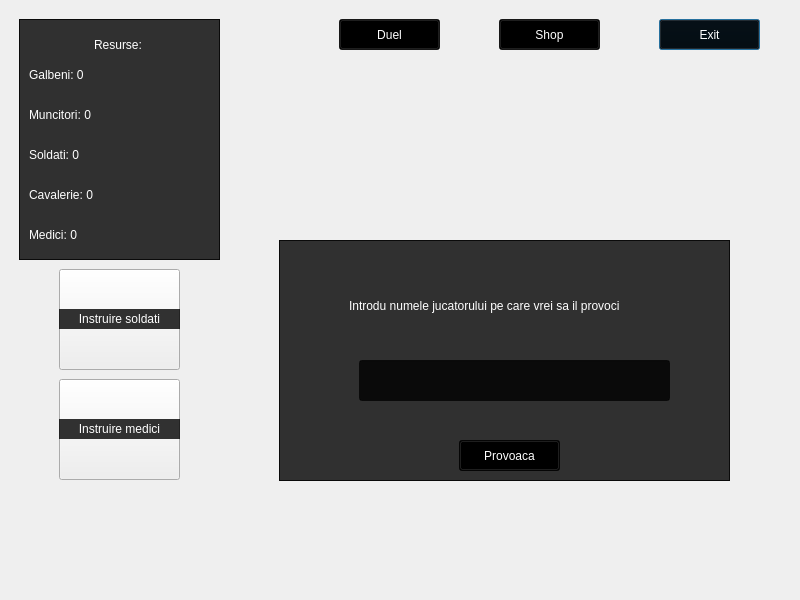
Old version of the form ACL/AncientClient/windowadunare.ui in the repository marcu26/POO_proiect.
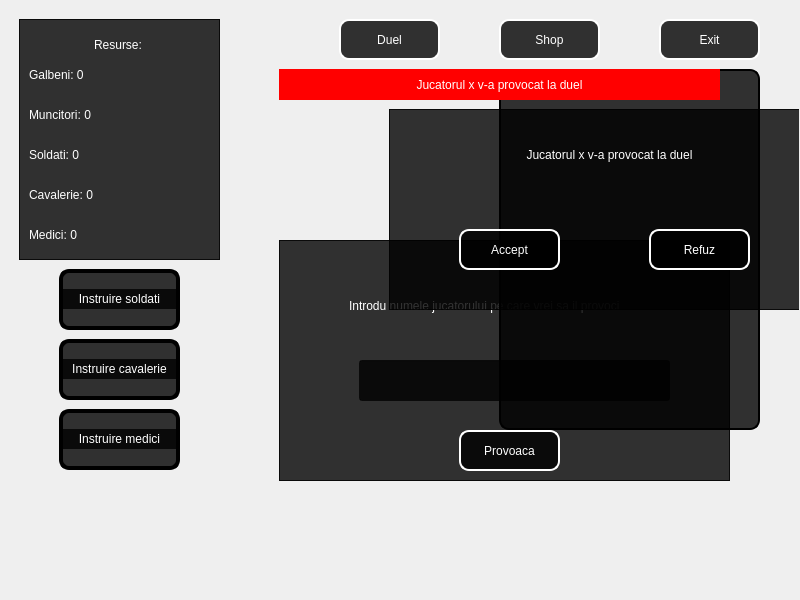
New version of the form. Icons and pictures are not drawn.

The edit to the form file:
```diff
--- a/ACL/AncientClient/windowadunare.ui
+++ b/ACL/AncientClient/windowadunare.ui
@@ -35,7 +35,7 @@
     </rect>
    </property>
    <property name="styleSheet">
-    <string notr="true">   .QWidget{background-image:url( C:/Users/marcu/Desktop/ACL/AncientClient/Media/poza1.jpg); background-position: center; }</string>
+    <string notr="true"/>
    </property>
    <widget class="QFrame" name="frame">
     <property name="geometry">
@@ -164,12 +164,15 @@
       <x>660</x>
       <y>20</y>
       <width>101</width>
-      <height>31</height>
+      <height>41</height>
      </rect>
     </property>
     <property name="styleSheet">
      <string notr="true">color: rgb(255, 255, 255);
-background-color: rgba(0, 0, 0,80%);</string>
+background-color: rgba(0, 0, 0,80%);
+border-style: solid;
+border-width: 2px;
+border-radius: 10px;</string>
     </property>
     <property name="text">
      <string>Exit</string>
@@ -181,29 +184,35 @@
       <x>500</x>
       <y>20</y>
       <width>101</width>
-      <height>31</height>
+      <height>41</height>
      </rect>
     </property>
     <property name="styleSheet">
      <string notr="true">color: rgb(255, 255, 255);
-background-color: rgba(0, 0, 0,80%);</string>
+background-color: rgba(0, 0, 0,80%);
+border-style: solid;
+border-width: 2px;
+border-radius: 10px;</string>
     </property>
     <property name="text">
      <string>Shop</string>
     </property>
    </widget>
-   <widget class="QPushButton" name="Provoaca">
+   <widget class="QPushButton" name="Duel">
     <property name="geometry">
      <rect>
       <x>340</x>
       <y>20</y>
       <width>101</width>
-      <height>31</height>
+      <height>41</height>
      </rect>
     </property>
     <property name="styleSheet">
      <string notr="true">color: rgb(255, 255, 255);
-background-color: rgba(0, 0, 0,80%);</string>
+background-color: rgba(0, 0, 0,80%);
+border-style: solid;
+border-width: 2px;
+border-radius: 10px;</string>
     </property>
     <property name="text">
      <string>Duel</string>
@@ -240,18 +249,21 @@
       <string notr="true">color:rgb(255,255,255)</string>
      </property>
     </widget>
-    <widget class="QPushButton" name="Shop_2">
+    <widget class="QPushButton" name="Provoaca">
      <property name="geometry">
       <rect>
        <x>180</x>
-       <y>200</y>
+       <y>190</y>
        <width>101</width>
-       <height>31</height>
+       <height>41</height>
       </rect>
      </property>
      <property name="styleSheet">
       <string notr="true">color: rgb(255, 255, 255);
-background-color: rgba(0, 0, 0,80%);</string>
+background-color: rgba(0, 0, 0,80%);
+border-style: solid;
+border-width: 2px;
+border-radius: 10px;</string>
      </property>
      <property name="text">
       <string>Provoaca</string>
@@ -281,7 +293,7 @@
       <x>60</x>
       <y>270</y>
       <width>121</width>
-      <height>101</height>
+      <height>61</height>
      </rect>
     </property>
     <property name="font">
@@ -290,9 +302,12 @@
      </font>
     </property>
     <property name="styleSheet">
-     <string notr="true">color: rgb(0, 0, 0);
-background-image:url(C:/Users/marcu/Desktop/ACL/AncientClient/Media/poza4.jpg);
-</string>
+     <string notr="true">
+background-color: rgba(0, 0, 0,80%);
+border-style: solid;
+border-width: 4px;
+border-radius: 10px;
+border-color:black;</string>
     </property>
     <property name="text">
      <string/>
@@ -302,9 +317,9 @@
     <property name="geometry">
      <rect>
       <x>60</x>
-      <y>380</y>
+      <y>410</y>
       <width>121</width>
-      <height>101</height>
+      <height>61</height>
      </rect>
     </property>
     <property name="font">
@@ -314,8 +329,13 @@
     </property>
     <property name="styleSheet">
      <string notr="true">color: rgb(0, 0, 0);
-background-image:url(C:/Users/marcu/Desktop/ACL/AncientClient/Media/poza5.jpg);
-</string>
+
+color: rgb(255, 255, 255);
+background-color: rgba(0, 0, 0,80%);
+border-style: solid;
+border-width: 4px;
+border-radius: 10px;
+border-color:black</string>
     </property>
     <property name="text">
      <string/>
@@ -325,7 +345,7 @@
     <property name="geometry">
      <rect>
       <x>60</x>
-      <y>310</y>
+      <y>290</y>
       <width>121</width>
       <height>20</height>
      </rect>
@@ -345,7 +365,7 @@
     <property name="geometry">
      <rect>
       <x>60</x>
-      <y>420</y>
+      <y>430</y>
       <width>121</width>
       <height>20</height>
      </rect>
@@ -361,15 +381,184 @@
      <set>Qt::AlignCenter</set>
     </property>
    </widget>
+   <widget class="QPushButton" name="ScCav">
+    <property name="geometry">
+     <rect>
+      <x>60</x>
+      <y>340</y>
+      <width>121</width>
+      <height>61</height>
+     </rect>
+    </property>
+    <property name="font">
+     <font>
+      <bold>true</bold>
+     </font>
+    </property>
+    <property name="styleSheet">
+     <string notr="true">color: rgb(0, 0, 0);
+
+color: rgb(255, 255, 255);
+background-color: rgba(0, 0, 0,80%);
+border-style: solid;
+border-width: 4px;
+border-radius: 10px;
+border-color:black</string>
+    </property>
+    <property name="text">
+     <string/>
+    </property>
+   </widget>
+   <widget class="QLabel" name="sold_3">
+    <property name="geometry">
+     <rect>
+      <x>60</x>
+      <y>360</y>
+      <width>121</width>
+      <height>20</height>
+     </rect>
+    </property>
+    <property name="styleSheet">
+     <string notr="true">color:rgb(255, 255, 255);
+background-color: rgba(0, 0, 0,80%);</string>
+    </property>
+    <property name="text">
+     <string>Instruire cavalerie</string>
+    </property>
+    <property name="alignment">
+     <set>Qt::AlignCenter</set>
+    </property>
+   </widget>
+   <widget class="QListWidget" name="listWidget">
+    <property name="geometry">
+     <rect>
+      <x>500</x>
+      <y>70</y>
+      <width>261</width>
+      <height>361</height>
+     </rect>
+    </property>
+    <property name="styleSheet">
+     <string notr="true">color: rgb(255, 255, 255);
+background-color: rgba(0, 0, 0,80%);
+border-style: solid;
+border-width: 2px;
+border-radius: 10px;</string>
+    </property>
+   </widget>
+   <widget class="QFrame" name="provocare">
+    <property name="geometry">
+     <rect>
+      <x>390</x>
+      <y>110</y>
+      <width>441</width>
+      <height>201</height>
+     </rect>
+    </property>
+    <property name="styleSheet">
+     <string notr="true">background-color: rgba(0, 0, 0,80%);</string>
+    </property>
+    <property name="frameShape">
+     <enum>QFrame::StyledPanel</enum>
+    </property>
+    <property name="frameShadow">
+     <enum>QFrame::Raised</enum>
+    </property>
+    <widget class="QPushButton" name="Accept">
+     <property name="geometry">
+      <rect>
+       <x>70</x>
+       <y>120</y>
+       <width>101</width>
+       <height>41</height>
+      </rect>
+     </property>
+     <property name="styleSheet">
+      <string notr="true">color: rgb(255, 255, 255);
+background-color: rgba(0, 0, 0,80%);
+border-style: solid;
+border-width: 2px;
+border-radius: 10px;</string>
+     </property>
+     <property name="text">
+      <string>Accept</string>
+     </property>
+    </widget>
+    <widget class="QPushButton" name="Refuz">
+     <property name="geometry">
+      <rect>
+       <x>260</x>
+       <y>120</y>
+       <width>101</width>
+       <height>41</height>
+      </rect>
+     </property>
+     <property name="styleSheet">
+      <string notr="true">color: rgb(255, 255, 255);
+background-color: rgba(0, 0, 0,80%);
+border-style: solid;
+border-width: 2px;
+border-radius: 10px;</string>
+     </property>
+     <property name="text">
+      <string>Refuz</string>
+     </property>
+    </widget>
+    <widget class="QLabel" name="user">
+     <property name="geometry">
+      <rect>
+       <x>0</x>
+       <y>30</y>
+       <width>441</width>
+       <height>31</height>
+      </rect>
+     </property>
+     <property name="styleSheet">
+      <string notr="true">color:rgb(255, 255, 255);
+background-color: rgba(0, 0, 0,0%);</string>
+     </property>
+     <property name="text">
+      <string>Jucatorul x v-a provocat la duel</string>
+     </property>
+     <property name="alignment">
+      <set>Qt::AlignCenter</set>
+     </property>
+    </widget>
+   </widget>
+   <widget class="QLabel" name="user_refuz">
+    <property name="geometry">
+     <rect>
+      <x>280</x>
+      <y>70</y>
+      <width>441</width>
+      <height>31</height>
+     </rect>
+    </property>
+    <property name="styleSheet">
+     <string notr="true">color:rgb(255, 255, 255);
+background-color: rgb(255, 0, 0);</string>
+    </property>
+    <property name="text">
+     <string>Jucatorul x v-a provocat la duel</string>
+    </property>
+    <property name="alignment">
+     <set>Qt::AlignCenter</set>
+    </property>
+   </widget>
    <zorder>frame_2</zorder>
    <zorder>frame</zorder>
    <zorder>LogInB</zorder>
    <zorder>Shop</zorder>
-   <zorder>Provoaca</zorder>
+   <zorder>Duel</zorder>
    <zorder>ScSoldati</zorder>
    <zorder>ScMedici</zorder>
    <zorder>sold</zorder>
    <zorder>sold_2</zorder>
+   <zorder>ScCav</zorder>
+   <zorder>sold_3</zorder>
+   <zorder>listWidget</zorder>
+   <zorder>provocare</zorder>
+   <zorder>user_refuz</zorder>
   </widget>
  </widget>
  <resources/>
```
